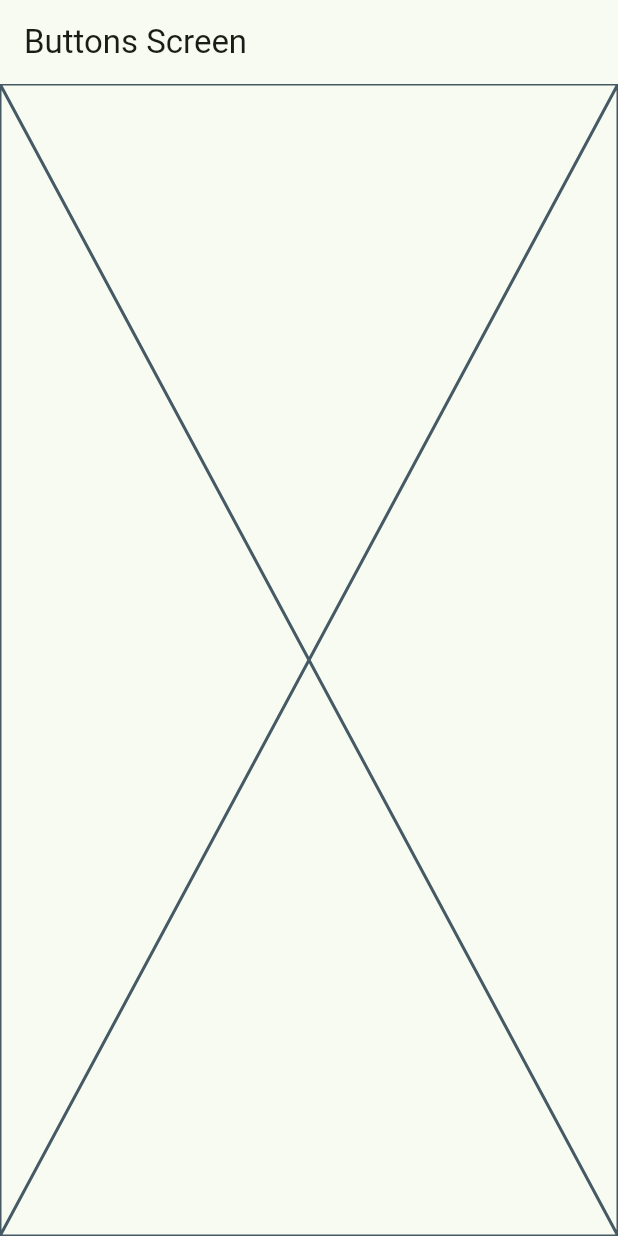
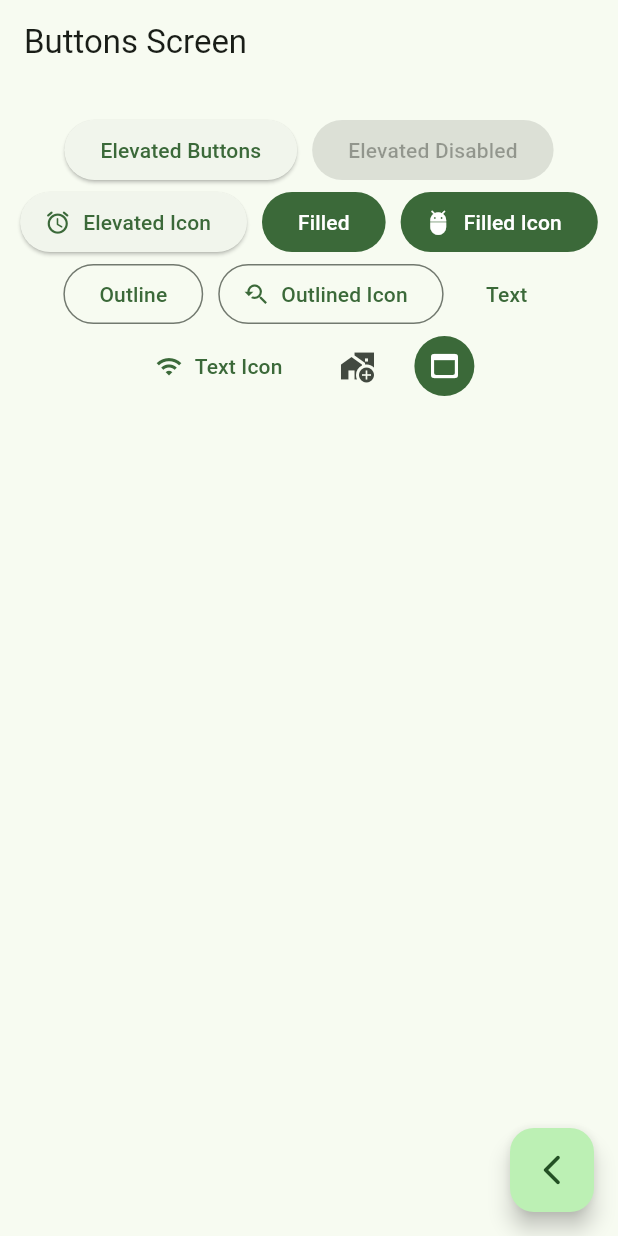
Before and after one commit to JeffersonCabello/widgets_app_flutter, a Flutter app: the ButtonsScreen screen opened by its route, on a phone screen of 412 x 824 dp. Run offline on Flutter 3.47's test engine with Material 3 defaults, Android fonts, the phone set to English and light mode, and no system bars; our stand-ins replace go_router.

Commit message:
Lista de botones

```diff
--- a/lib/presentation/screens/buttons/buttons_screen.dart
+++ b/lib/presentation/screens/buttons/buttons_screen.dart
@@ -1,4 +1,5 @@
 import 'package:flutter/material.dart';
+import 'package:go_router/go_router.dart';
 
 class ButtonsScreen extends StatelessWidget {
   static const String name = "buttons_screen";
@@ -11,7 +12,69 @@ class ButtonsScreen extends StatelessWidget {
       appBar: AppBar(
         title: const Text("Buttons Screen"),
       ),
-      body: const Placeholder(),
+      body: const ButtonsView(),
+      floatingActionButton: FloatingActionButton(
+        onPressed: () {
+          context.pop();
+        },
+        child: const Icon(Icons.arrow_back_ios_new_rounded),
+      ),
     );
   }
 }
+
+class ButtonsView extends StatelessWidget {
+  const ButtonsView({
+    super.key,
+  });
+
+  @override
+  Widget build(BuildContext context) {
+    final colors = Theme.of(context).colorScheme;
+    return SizedBox(
+      width: double.infinity,
+      child: Padding(
+        padding: const EdgeInsets.symmetric(horizontal: 10, vertical: 20),
+        child: Wrap(
+          spacing: 10,
+          alignment: WrapAlignment.center,
+          children: [
+            ElevatedButton(
+                onPressed: () {}, child: const Text("Elevated Buttons")),
+            const ElevatedButton(
+                onPressed: null, child: Text("Elevated Disabled")),
+            ElevatedButton.icon(
+              onPressed: () {},
+              label: const Text("Elevated Icon"),
+              icon: const Icon(Icons.access_alarm_rounded),
+            ),
+            FilledButton(onPressed: () {}, child: const Text("Filled")),
+            FilledButton.icon(
+                onPressed: () {},
+                icon: const Icon(Icons.adb_rounded),
+                label: const Text("Filled Icon")),
+            OutlinedButton(onPressed: () {}, child: const Text("Outline")),
+            OutlinedButton.icon(
+              onPressed: () {},
+              icon: const Icon(Icons.youtube_searched_for),
+              label: const Text("Outlined Icon"),
+            ),
+            TextButton(onPressed: () {}, child: const Text("Text")),
+            TextButton.icon(
+                onPressed: () {},
+                icon: const Icon(Icons.wifi_sharp),
+                label: const Text("Text Icon")),
+            IconButton(onPressed: () {}, icon: const Icon(Icons.add_home_work)),
+            IconButton(
+              onPressed: () {},
+              icon: const Icon(Icons.web_asset_rounded),
+              style: ButtonStyle(
+                  backgroundColor: WidgetStatePropertyAll(colors.primary),
+                  iconColor: WidgetStatePropertyAll(colors.onSecondary)),
+            ),
+          ],
+        ),
+      ),
+    );
+  }
+}
```
